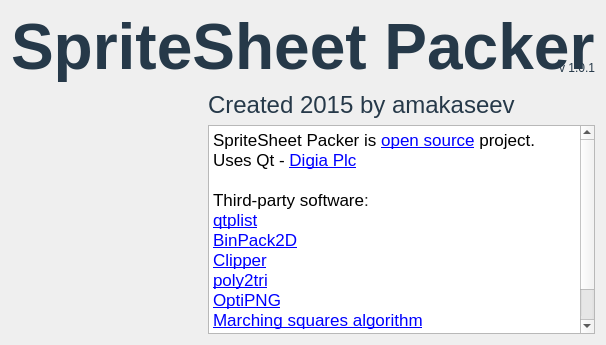
amakaseev/sprite-sheet-packer, file SpriteSheetPacker/AboutDialog.ui: the form before one commit.
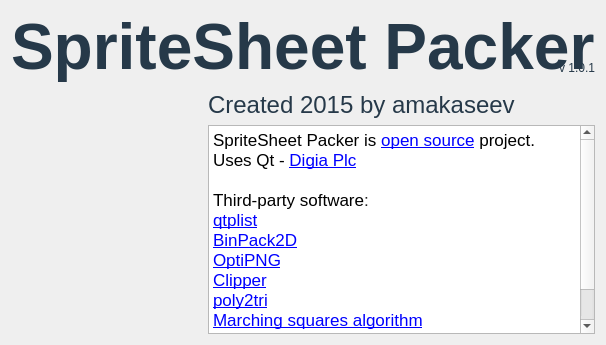
The form after the commit. Icons and pictures are not drawn.

Diff of the .ui file:
```diff
--- a/SpriteSheetPacker/AboutDialog.ui
+++ b/SpriteSheetPacker/AboutDialog.ui
@@ -67,11 +67,11 @@
 &lt;p style=&quot; margin-top:0px; margin-bottom:0px; margin-left:0px; margin-right:0px; -qt-block-indent:0; text-indent:0px;&quot;&gt;&lt;span style=&quot; font-family:'.SF NS Text';&quot;&gt;Third-party software&lt;/span&gt;&lt;span style=&quot; font-family:'Georgia'; color:#252525;&quot;&gt;:&lt;/span&gt;&lt;/p&gt;
 &lt;p style=&quot; margin-top:0px; margin-bottom:0px; margin-left:0px; margin-right:0px; -qt-block-indent:0; text-indent:0px;&quot;&gt;&lt;a href=&quot;https://github.com/reillywatson/qtplist&quot;&gt;&lt;span style=&quot; text-decoration: underline; color:#0000ff;&quot;&gt;qtplist&lt;/span&gt;&lt;/a&gt;&lt;/p&gt;
 &lt;p style=&quot; margin-top:0px; margin-bottom:0px; margin-left:0px; margin-right:0px; -qt-block-indent:0; text-indent:0px;&quot;&gt;&lt;a href=&quot;https://github.com/chris-stones/BinPack2D&quot;&gt;&lt;span style=&quot; text-decoration: underline; color:#0000ff;&quot;&gt;BinPack2D&lt;/span&gt;&lt;/a&gt;&lt;/p&gt;
+&lt;p style=&quot; margin-top:0px; margin-bottom:0px; margin-left:0px; margin-right:0px; -qt-block-indent:0; text-indent:0px;&quot;&gt;&lt;a href=&quot;http://optipng.sourceforge.net/&quot;&gt;&lt;span style=&quot; font-family:'Helvetica Neue'; text-decoration: underline; color:#0000ff;&quot;&gt;OptiPNG&lt;/span&gt;&lt;/a&gt;&lt;/p&gt;
 &lt;p style=&quot; margin-top:0px; margin-bottom:0px; margin-left:0px; margin-right:0px; -qt-block-indent:0; text-indent:0px;&quot;&gt;&lt;a href=&quot;http://www.angusj.com&quot;&gt;&lt;span style=&quot; text-decoration: underline; color:#0000ff;&quot;&gt;Clipper&lt;/span&gt;&lt;/a&gt;&lt;/p&gt;
 &lt;p style=&quot; margin-top:0px; margin-bottom:0px; margin-left:0px; margin-right:0px; -qt-block-indent:0; text-indent:0px;&quot;&gt;&lt;a href=&quot;http://code.google.com/p/poly2tri/&quot;&gt;&lt;span style=&quot; text-decoration: underline; color:#0000ff;&quot;&gt;poly2tri&lt;/span&gt;&lt;/a&gt;&lt;/p&gt;
-&lt;p style=&quot; margin-top:0px; margin-bottom:0px; margin-left:0px; margin-right:0px; -qt-block-indent:0; text-indent:0px;&quot;&gt;&lt;a href=&quot;http://optipng.sourceforge.net/&quot;&gt;&lt;span style=&quot; font-family:'Helvetica Neue'; text-decoration: underline; color:#0000ff;&quot;&gt;OptiPNG&lt;/span&gt;&lt;/a&gt;&lt;/p&gt;
 &lt;p style=&quot; margin-top:0px; margin-bottom:0px; margin-left:0px; margin-right:0px; -qt-block-indent:0; text-indent:0px;&quot;&gt;&lt;a href=&quot;http://www.emanueleferonato.com/2013/03/01/using-marching-squares-algorithm-to-trace-the-contour-of-an-image/&quot;&gt;&lt;span style=&quot; text-decoration: underline; color:#0000ff;&quot;&gt;Marching squares algorithm&lt;/span&gt;&lt;/a&gt;&lt;/p&gt;
-&lt;p style=&quot;-qt-paragraph-type:empty; margin-top:0px; margin-bottom:0px; margin-left:0px; margin-right:0px; -qt-block-indent:0; text-indent:0px;&quot;&gt;&lt;br /&gt;&lt;/p&gt;
+&lt;p style=&quot; margin-top:0px; margin-bottom:0px; margin-left:0px; margin-right:0px; -qt-block-indent:0; text-indent:0px;&quot;&gt;&lt;a href=&quot;http://box2d.org&quot;&gt;&lt;span style=&quot; text-decoration: underline; color:#0000ff;&quot;&gt;Box2D&lt;/span&gt;&lt;/a&gt;&lt;/p&gt;
 &lt;p style=&quot;-qt-paragraph-type:empty; margin-top:0px; margin-bottom:0px; margin-left:0px; margin-right:0px; -qt-block-indent:0; text-indent:0px; font-family:'Helvetica Neue'; text-decoration: underline; color:#0000ff;&quot;&gt;&lt;br /&gt;&lt;/p&gt;&lt;/body&gt;&lt;/html&gt;</string>
      </property>
      <property name="openExternalLinks">
```
